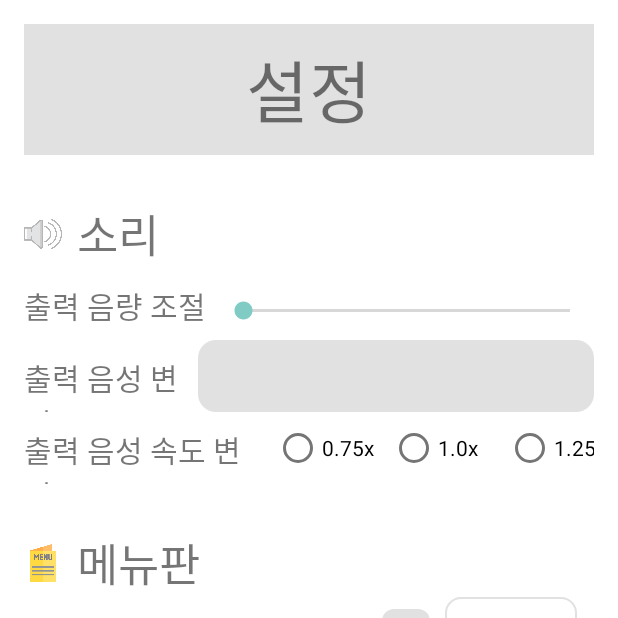
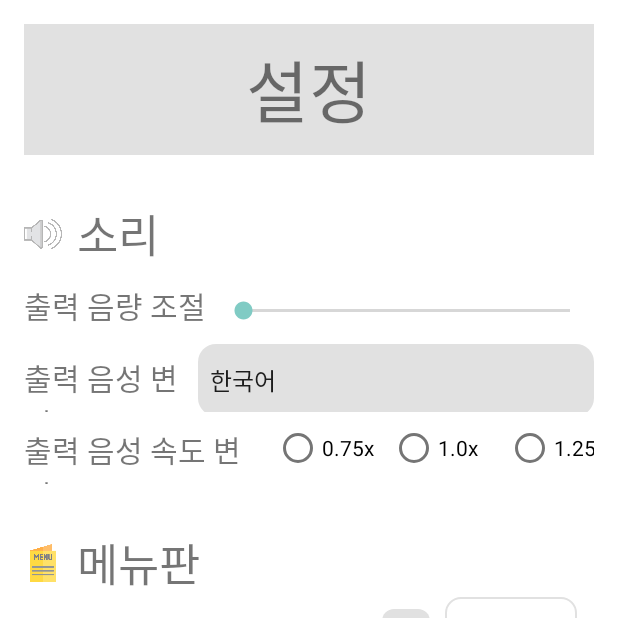
Before and after one commit to CBNU-OpenSource-professional-project/MenuBee_BackEnd, an Android app: the Setting screen opened directly, with no data from a screen before it, on a phone screen of 412 x 824 dp, the top half of it. Run offline under Robolectric (Android 15) with nearby library versions, the phone set to English and light mode, and no system bars; Roboto replaces fonts that are not available here.

Commit message:
tts voice option

```diff
--- a/src/main/java/com/example/menubee/Setting.java
+++ b/src/main/java/com/example/menubee/Setting.java
@@ -6,11 +6,14 @@ import android.media.AudioManager;
 import android.os.Bundle;
 import android.view.MenuItem;
 import android.view.View;
+import android.widget.AdapterView;
+import android.widget.ArrayAdapter;
 import android.widget.Button;
 import android.widget.PopupMenu;
 import android.widget.RadioButton;
 import android.widget.RadioGroup;
 import android.widget.SeekBar;
+import android.widget.Spinner;
 import android.widget.TextView;
 import android.speech.tts.TextToSpeech;
 import java.util.Locale;
@@ -21,7 +24,7 @@ import androidx.appcompat.app.AppCompatActivity;
 import menubee_backend.TTS;
 
 public class Setting extends AppCompatActivity {
-    private TextView textSelectVoice;
+    private Spinner textSelectVoice;
     private TextToSpeech tts;
     private RadioGroup radioGroup;
     private SeekBar seekVolumn;
@@ -32,6 +35,7 @@ public class Setting extends AppCompatActivity {
     private RadioButton speedButton2;
     private RadioButton speedButton3;
     public static float speed;
+    public static Locale ttsLocale;
 
     @Override
     protected void onCreate(Bundle savedInstanceState) {
@@ -40,75 +44,99 @@ public class Setting extends AppCompatActivity {
         speedButton = findViewById(R.id.radioButton);
         speedButton2 = (RadioButton) findViewById(R.id.radioButton2);
         speedButton3 = (RadioButton) findViewById(R.id.radioButton3);
-        textSelectVoice = findViewById(R.id.sound_TTS_change);
+        textSelectVoice = findViewById(R.id.sound_TTL_voice_change);
+
         tts = new TextToSpeech(this, new TextToSpeech.OnInitListener() {
             @Override
             public void onInit(int status) {
                 if (status != ERROR) {
                     // 언어를 선택한다.
-                    tts.setLanguage(Locale.KOREAN);
+                    tts.setLanguage(ttsLocale);
                 }
             }
         });
         radioGroup = findViewById(R.id.radioGroup);
+
+        ArrayAdapter<CharSequence> adapter = ArrayAdapter.createFromResource(
+                this,
+                R.array.voice_options_array,
+                android.R.layout.simple_spinner_item
+        );
+        adapter.setDropDownViewResource(android.R.layout.simple_spinner_dropdown_item);
+        textSelectVoice.setAdapter(adapter);
+
+        // textSelectVoice 뷰에 OnItemSelectedListener 설정
+        textSelectVoice.setOnItemSelectedListener(new AdapterView.OnItemSelectedListener() {
+            @Override
+            public void onItemSelected(AdapterView<?> parent, View view, int position, long id) {
+                String selectedVoice = parent.getItemAtPosition(position).toString();
+                handleVoiceSelection(selectedVoice); // 아이템 선택 시 처리
+            }
+
+            @Override
+            public void onNothingSelected(AdapterView<?> parent) {
+            }
+        });
+
         // tts 읽기 속도 및 음성 톤 설정
         speedButton.setOnClickListener(new View.OnClickListener() {
             @Override
             public void onClick(View view) {
-                speed=0.1f;
+                speed = 0.1f;
                 tts.setPitch(1.0f);         // 음성 톤
                 tts.setSpeechRate(speed);    // 읽는 속도는 기본 설정
                 // editText에 있는 문장을 읽는다.
-                tts.speak("0.75배 설정이 완료되었습니다",TextToSpeech.QUEUE_FLUSH, null);
+                tts.speak("0.75배 설정이 완료되었습니다", TextToSpeech.QUEUE_FLUSH, null);
             }
         });
         speedButton2.setOnClickListener(new View.OnClickListener() {
             @Override
             public void onClick(View view) {
-                speed=1.0f;
+                speed = 1.0f;
                 tts.setPitch(1.0f);         // 음성 톤
                 tts.setSpeechRate(speed);    // 읽는 속도는 기본 설정
                 // editText에 있는 문장을 읽는다.
-                tts.speak("평문 설정이 완료되었습니다",TextToSpeech.QUEUE_FLUSH, null);
+                tts.speak("평문 설정이 완료되었습니다", TextToSpeech.QUEUE_FLUSH, null);
             }
         });
         speedButton3.setOnClickListener(new View.OnClickListener() {
             @Override
             public void onClick(View view) {
-                speed=2.5f;
+                speed = 2.5f;
                 tts.setPitch(0.5f);         // 음성 톤
                 tts.setSpeechRate(speed);    // 읽는 속도는 기본 설정
                 // editText에 있는 문장을 읽는다.
-                tts.speak("1.25배 설정이 완료되었습니다",TextToSpeech.QUEUE_FLUSH, null);
+                tts.speak("1.25배 설정이 완료되었습니다", TextToSpeech.QUEUE_FLUSH, null);
 
             }
         });
         setVolumnBar();
     }
 
-    public void showPopupMenu(View view) {
-        PopupMenu popupMenu = new PopupMenu(this, view);
-        popupMenu.getMenuInflater().inflate(R.menu.voice_options_menu, popupMenu.getMenu());
 
-        popupMenu.setOnMenuItemClickListener(new PopupMenu.OnMenuItemClickListener() {
-            @Override
-            public boolean onMenuItemClick(MenuItem item) {
-                switch (item.getItemId()) {
-                    case R.id.voice_option1:
-                        // Handle voice option 1 selection
-                        return true;
-                    case R.id.voice_option2:
-                        // Handle voice option 2 selection
-                        return true;
-                    case R.id.voice_option3:
-                        // Handle voice option 3 selection
-                        return true;
-                    default:
-                        return false;
-                }
-            }
-        });
+    public void handleVoiceSelection(String selectedVoice) {
+        switch (selectedVoice) {
+            case "한국어":
+                ttsLocale = Locale.KOREAN;
+                tts.setLanguage(ttsLocale);
+                tts.setSpeechRate(speed);
+                tts.speak("한국어로 설정되었습니다.", TextToSpeech.QUEUE_FLUSH, null);
+                break;
+            case "영어":
+                ttsLocale = Locale.ENGLISH;
+                tts.setLanguage(ttsLocale);
+                tts.setSpeechRate(speed);
+                tts.speak("Setting in English.", TextToSpeech.QUEUE_FLUSH, null);
+                break;
+            case "중국어":
+                ttsLocale = Locale.CHINESE;
+                tts.setLanguage(ttsLocale);
+                tts.setSpeechRate(speed);
+                tts.speak("设定为中文.", TextToSpeech.QUEUE_FLUSH, null);
+                break;
+        }
     }
+
     // 시스템 음량 연결
     public void setVolumnBar() {
         seekVolumn = findViewById(R.id.TTL_volum_seekBar);
@@ -135,6 +163,4 @@ public class Setting extends AppCompatActivity {
             }
         });
     }
-
-
 }
--- a/src/main/java/com/example/menubee/TextOrder.java
+++ b/src/main/java/com/example/menubee/TextOrder.java
@@ -20,7 +20,7 @@ public class TextOrder extends AppCompatActivity {
     int code;
 
     private TextToSpeech tts; // Added this line
-    public static String ttsLocale;
+    public static Locale locale;
     @Override
     protected void onCreate(@Nullable Bundle savedInstanceState) {
         super.onCreate(savedInstanceState);
@@ -45,11 +45,11 @@ public class TextOrder extends AppCompatActivity {
         tts = new TextToSpeech(this, new TextToSpeech.OnInitListener() {
             @Override
             public void onInit(int status) {
-
+                locale=Setting.ttsLocale;
                 Log.d("TTS SPEED", "onInit: "+speed);
                 if (status != TextToSpeech.ERROR) {
                     tts.setSpeechRate(speed);
-                    tts.setLanguage(Locale.US);
+                    tts.setLanguage(locale);
                 }
             }
         });
--- a/src/main/res/menu/voice_options_menu.xml
+++ b/src/main/res/menu/voice_options_menu.xml
@@ -1,11 +1,11 @@
 <menu xmlns:android="http://schemas.android.com/apk/res/android">
     <item
         android:id="@+id/voice_option1"
-        android:title="Voice Option 1" />
+        android:title="한국어" />
     <item
         android:id="@+id/voice_option2"
-        android:title="Voice Option 2" />
+        android:title="영어" />
     <item
         android:id="@+id/voice_option3"
-        android:title="Voice Option 3" />
+        android:title="중국어" />
 </menu>
--- a/src/main/res/values/strings.xml
+++ b/src/main/res/values/strings.xml
@@ -1,3 +1,7 @@
 <resources>
-
+    <string-array name="voice_options_array">
+        <item>한국어</item>
+        <item>영어</item>
+        <item>중국어</item>
+    </string-array>
 </resources>
```
